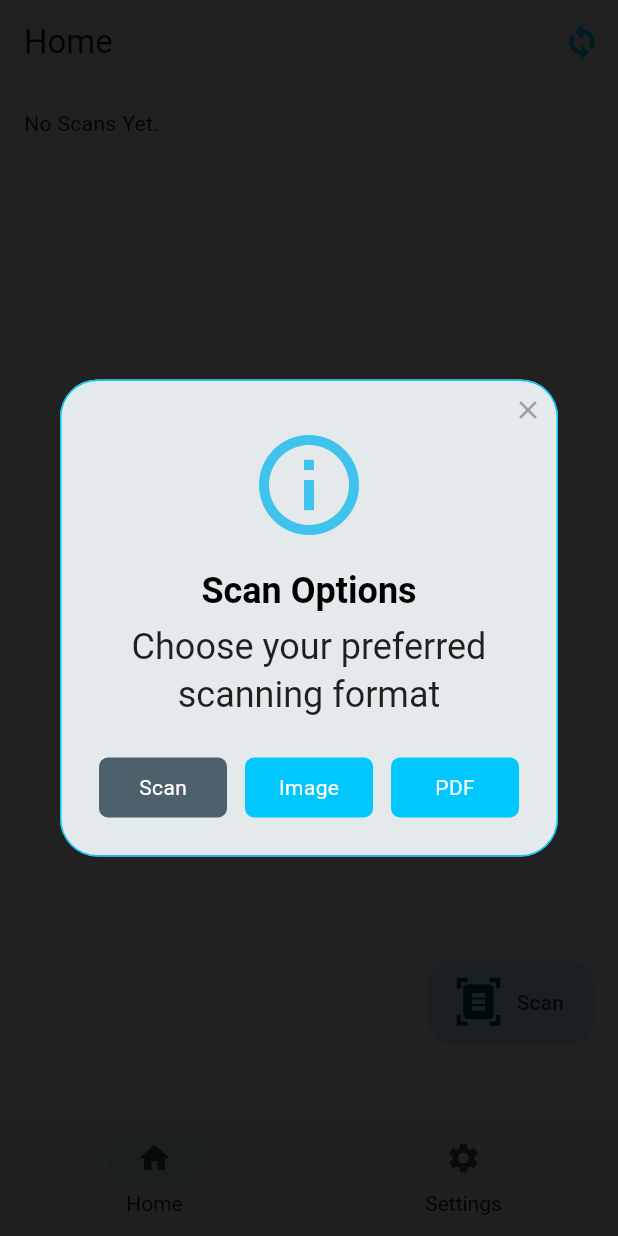
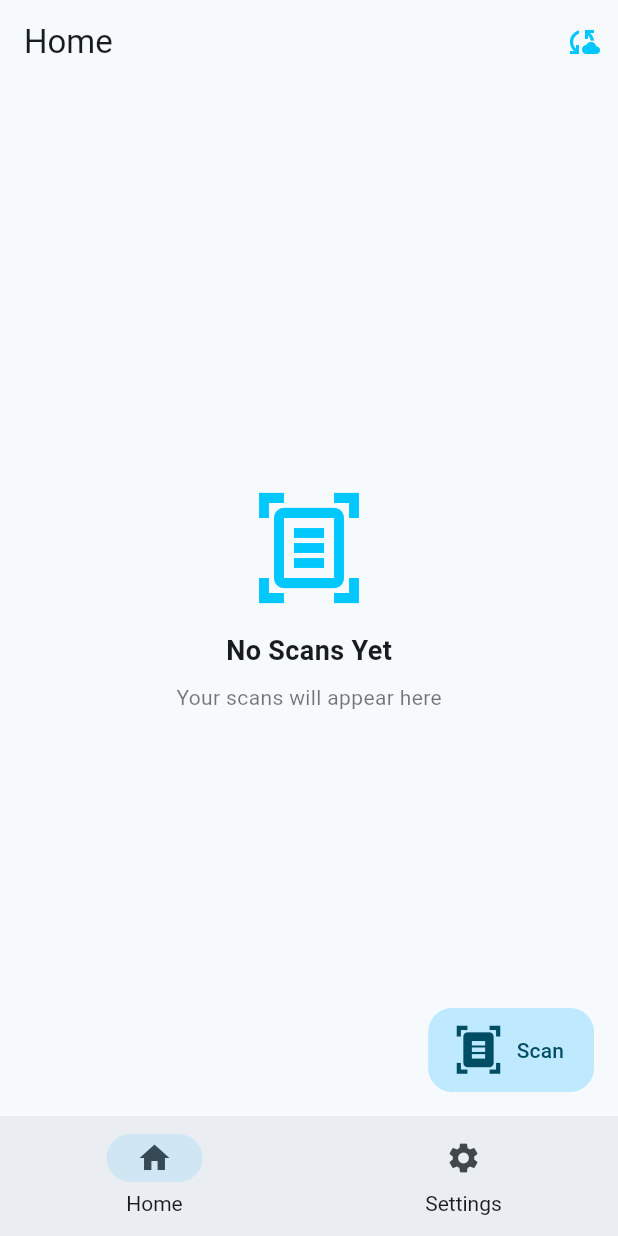
Before and after one commit to KaungZinLin/SuperScan, a Flutter app: the screen it shows after launch, after a tap on "Scan", on a phone screen of 412 x 824 dp. Run offline on Flutter 3.47's test engine with Material 3 defaults, Android fonts, the phone set to English and light mode, and no system bars; drawn by our look-alikes of rflutter_alert; our stand-ins replace flutter_spinkit; missing offline and left inert: flutter_doc_scanner; statements that could not run were skipped.

Commit message:
Add the ability to save scanned documents to local storage Add the ability to view saved scans Add temporary settings page Remove the FAB completely on desktop Remove the scanning is mobile-only warning

```diff
--- /dev/null
+++ b/lib/components/scan_storage.dart
@@ -0,0 +1,28 @@
+import 'dart:io';
+import 'package:path_provider/path_provider.dart';
+
+class ScanStorage {
+  /// Creates a new scan folder and copies images into it
+  static Future<Directory> saveScanImages(List<String> imageUris) async {
+    final appDir = await getApplicationDocumentsDirectory();
+    final scansDir = Directory('${appDir.path}/scans');
+
+    if (!await scansDir.exists()) {
+      await scansDir.create(recursive: true);
+    }
+
+    final scanDir = Directory(
+      '${scansDir.path}/scan_${DateTime.now().millisecondsSinceEpoch}',
+    );
+
+    await scanDir.create();
+
+    for (int i = 0; i < imageUris.length; i++) {
+      final source = File(imageUris[i]);
+      final target = File('${scanDir.path}/page_${i + 1}.jpg');
+      await source.copy(target.path);
+    }
+
+    return scanDir;
+  }
+}
--- a/lib/main.dart
+++ b/lib/main.dart
@@ -4,7 +4,7 @@ import 'constants.dart';
 
 import 'package:super_scan/components/launch_controller.dart';
 
-import 'package:super_scan/widgets/adaptive_rail.dart';
+import 'package:super_scan/widgets/adaptive_navigation_rail.dart';
 import 'package:super_scan/widgets/adaptive_navigation_bar.dart';
 import 'package:super_scan/components/navigation_destinations.dart';
 
--- a/lib/screens/home_screen.dart
+++ b/lib/screens/home_screen.dart
@@ -2,11 +2,14 @@ import 'package:flutter/material.dart';
 import 'package:flutter/services.dart';
 import 'package:flutter_doc_scanner/flutter_doc_scanner.dart';
 import 'package:rflutter_alert/rflutter_alert.dart';
-import 'dart:io' show Platform;
 import 'package:flutter/foundation.dart';
 import 'package:super_scan/components/platform_helper.dart';
 import 'package:super_scan/constants.dart';
-
+import 'dart:io';
+import 'package:super_scan/components/scan_storage.dart';
+import 'package:path_provider/path_provider.dart';
+import 'package:super_scan/widgets/no_scans_widgets.dart';
+import 'scan_viewer_screen.dart';
 
 class HomeScreen extends StatefulWidget {
   static const String id = 'home_screen';
@@ -18,144 +21,121 @@ class HomeScreen extends StatefulWidget {
 
 class _HomeScreenState extends State<HomeScreen> {
   dynamic _scannedDocuments;
+  List<Directory> _savedScans = [];
 
   /// Helper to handle the scanner calls and catch platform errors
   Future<void> _processScan(Future<dynamic> scanTask) async {
-    dynamic result;
     try {
-      result = await scanTask ?? 'No documents returned';
-    } on PlatformException {
-      result = 'Failed to get scanned documents.';
+      final result = await scanTask;
+
+      List<String> images = [];
+
+      if (result is Map) {
+        if (result['images'] != null) {
+          images = List<String>.from(result['images']);
+        } else if (result['Uri'] != null) {
+          // iOS legacy keys
+          images = List<String>.from(result['Uri']);
+        }
+      } else if (result is List) {
+        // Some iOS versions return List<String>
+        images = List<String>.from(result);
+      }
+
+      if (images.isEmpty) {
+        if (!mounted) return;
+        setState(() {
+          _scannedDocuments = 'No images returned.';
+        });
+        return;
+      }
+
+      final scanDir = await ScanStorage.saveScanImages(images);
+
+      if (!mounted) return;
+      setState(() {
+        _scannedDocuments = 'Scan saved to:\n${scanDir.path}';
+      });
+    } on PlatformException catch (e) {
+      debugPrint('Scan error: $e');
+      if (!mounted) return;
+      setState(() {
+        _scannedDocuments = 'Failed to scan document.';
+      });
     }
 
-    if (!mounted) return;
+    await _loadSavedScans();
+  }
+
+  Future<void> _loadSavedScans() async {
+    final dir = await getApplicationDocumentsDirectory();
+    final scansDir = Directory('${dir.path}/scans');
+
+    if (!await scansDir.exists()) {
+      setState(() {
+        _savedScans = [];
+      });
+      return;
+    }
+
+    final scanFolders = scansDir
+        .listSync()
+        .whereType<Directory>()
+        .toList();
+
+    // Sort newest first
+    scanFolders.sort(
+          (a, b) => b.path.compareTo(a.path),
+    );
+
     setState(() {
-      _scannedDocuments = result;
+      _savedScans = scanFolders;
     });
+  }
+
+  void _openScanViewer(Directory scanDir) {
+    Navigator.push(
+      context,
+      MaterialPageRoute(
+        builder: (_) => ScanViewerScreen(scanDir: scanDir),
+      ),
+    );
+  }
+
+  @override
+  void initState() {
+    super.initState();
+    _loadSavedScans();
   }
 
   @override
   Widget build(BuildContext context) {
     return Scaffold(
-      floatingActionButton: FloatingActionButton.extended(
+      // Completely removed FAB on desktop
+      floatingActionButton: PlatformHelper.isDesktop ? null :
+      FloatingActionButton.extended(
         // Removed elevation from floating action button
         elevation: 0.0,
         icon: Icon(Icons.document_scanner, size: 35.0),
         label: Text('Scan'),
         onPressed: () {
-          // Added desktop check and prevented users from scanning if they're on desktop
-          if (PlatformHelper.isDesktop) {
-            Alert(
-              context: context,
-              type: AlertType.warning,
-              title: 'Scanning Not Available',
-              desc: 'Scanning documents is not available on desktop versions of SuperScan',
-              style: AlertStyle(
-              isCloseButton: true,
-              isOverlayTapDismiss: true,
-              alertBorder: RoundedRectangleBorder(
-                borderRadius: BorderRadius.circular(25.0),
-                side: BorderSide(
-                  color: kAccentColor,
-                ),
-              ),
-              // Fix the Title Color
-              titleStyle: TextStyle(
-                // 2. Explicitly toggle color based on brightness
-                color: Theme.of(context).brightness == Brightness.dark
-                    ? Colors.white
-                    : Colors.black,
-                fontWeight: FontWeight.bold,
-              ),
-              descStyle: TextStyle(
-                color: Theme.of(context).brightness == Brightness.dark
-                    ? Colors.white70
-                    : Colors.black87,
-              ),
-            ),
-              buttons: [
-                DialogButton(
-                  color: kAccentColor,
-                  onPressed: () {
-                    Navigator.pop(context);
-                  },
-                  child: const Text('OK', style: TextStyle(color: Colors.white)),
-                ),
-              ],
-            ).show();
-          } else {
-            Alert(
-              context: context,
-              type: AlertType.info,
-              title: 'Scan Options',
-              desc: 'Choose your preferred scanning format',
-              // Set custom broder radius and color
-              style: AlertStyle(
-                isCloseButton: true,
-                isOverlayTapDismiss: true,
-                alertBorder: RoundedRectangleBorder(
-                  borderRadius: BorderRadius.circular(25.0),
-                  side: BorderSide(
-                    color: kAccentColor,
-                  ),
-                ),
-                // Fix the Title Color
-                titleStyle: TextStyle(
-                  // 2. Explicitly toggle color based on brightness
-                  color: Theme.of(context).brightness == Brightness.dark
-                      ? Colors.white
-                      : Colors.black,
-                  fontWeight: FontWeight.bold,
-                ),
-                descStyle: TextStyle(
-                  color: Theme.of(context).brightness == Brightness.dark
-                      ? Colors.white70
-                      : Colors.black87,
-                ),
-              ),
-              // Removed URI scanning and default "Image" scanning
-              buttons: [
-                // Re-added the default scanning option for testing and to implement storage-saving and Google Drive sync
-                DialogButton(
-                  onPressed: () {
-                    Navigator.pop(context);
-                    _processScan(FlutterDocScanner().getScanDocuments(page: 4));
-                  },
-                  child: const Text('Scan', style: TextStyle(color: Colors.white)),
-                ),
-                DialogButton(
-                  color: kAccentColor,
-                  onPressed: () {
-                    Navigator.pop(context);
-                    _processScan(FlutterDocScanner().getScannedDocumentAsImages(page: 4));
-                  },
-                  child: const Text('Image', style: TextStyle(color: Colors.white)),
-                ),
-                DialogButton(
-                  color: kAccentColor,
-                  onPressed: () {
-                    Navigator.pop(context);
-                    _processScan(FlutterDocScanner().getScannedDocumentAsPdf(page: 4));
-                  },
-                  child: const Text('PDF', style: TextStyle(color: Colors.white)),
-                ),
-              ],
-            ).show();
-          }
+          _processScan(FlutterDocScanner().getScannedDocumentAsImages(
+              page: 4));
         },
       ),
       // Changed appBar name to Sync on desktop
       appBar: AppBar(
-        title: Text(PlatformHelper.isDesktop ? 'Sync' : 'Home'),
+          title: Text(PlatformHelper.isDesktop ? 'Sync' : 'Home'),
           // Added sync button and marked as Work In Progress
           actions: <Widget>[
             IconButton(
-              icon: Icon(Icons.sync, color: kAccentColor, fontWeight: FontWeight.w900,),
+              icon: Icon(
+                Icons.cloud_sync, color: kAccentColor,),
               onPressed: () {
                 Alert(
                   context: context,
                   type: AlertType.warning,
-                  title: 'Work in Progress',
+                  title: 'Coming soon...',
                   desc: 'SuperScan does not support Sync yet',
                   style: AlertStyle(
                     isCloseButton: true,
@@ -169,13 +149,17 @@ class _HomeScreenState extends State<HomeScreen> {
                     // Fix the Title Color
                     titleStyle: TextStyle(
                       // 2. Explicitly toggle color based on brightness
-                      color: Theme.of(context).brightness == Brightness.dark
+                      color: Theme
+                          .of(context)
+                          .brightness == Brightness.dark
                           ? Colors.white
                           : Colors.black,
                       fontWeight: FontWeight.bold,
                     ),
                     descStyle: TextStyle(
-                      color: Theme.of(context).brightness == Brightness.dark
+                      color: Theme
+                          .of(context)
+                          .brightness == Brightness.dark
                           ? Colors.white70
                           : Colors.black87,
                     ),
@@ -186,7 +170,8 @@ class _HomeScreenState extends State<HomeScreen> {
                       onPressed: () {
                         Navigator.pop(context);
                       },
-                      child: const Text('OK', style: TextStyle(color: Colors.white)),
+                      child: const Text('OK', style: TextStyle(color: Colors
+                          .white)),
                     ),
                   ],
                 ).show();
@@ -195,45 +180,38 @@ class _HomeScreenState extends State<HomeScreen> {
           ]
       ),
 
-      body: SafeArea(
-        child: Column(
-          children: [
-            SingleChildScrollView(
-              padding: EdgeInsets.all(16.0),
-              child: Column(
-                mainAxisAlignment: MainAxisAlignment.center,
-                children: [
-                  // Different "no scans" text for different platforms
-                  _scannedDocuments != null
-                      ? Text(_scannedDocuments.toString())
-                      : Text(PlatformHelper.isDesktop ? 'No Synced Scans Yet.' : 'No Scans Yet.'),
-                ],
-              ),
-            ),
-          ],
-        ),
-      ),
-      bottomNavigationBar: SafeArea(
-        child: Padding(
-          padding: const EdgeInsets.all(16.0),
-          child: Column(
-            mainAxisSize: MainAxisSize.min,
-            crossAxisAlignment: CrossAxisAlignment.stretch,
-            children: [
+        body: SafeArea(
+          child: _savedScans.isEmpty
+              ? EmptyScansPlaceholder()
+              : ListView.builder(
+            padding: const EdgeInsets.all(16),
+            itemCount: _savedScans.length,
+            itemBuilder: (context, index) {
+              final scanDir = _savedScans[index];
 
-            ],
+              final pages = scanDir
+                  .listSync()
+                  .whereType<File>()
+                  .where((f) => f.path.endsWith('.jpg'))
+                  .length;
+
+              return Card(
+                margin: const EdgeInsets.only(bottom: 12),
+                shape: RoundedRectangleBorder(
+                  borderRadius: BorderRadius.circular(16),
+                ),
+                child: ListTile(
+                  leading: const Icon(Icons.document_scanner),
+                  title: Text('Scan ${index + 1}'),
+                  subtitle: Text('$pages page(s)'),
+                  onTap: () {
+                    _openScanViewer(scanDir);
+                  },
+                ),
+              );
+            },
           ),
         ),
-      ),
     );
   }
 }
-
-// Removed URI Scanning Option as it is Android-only
-// DialogButton(
-//   onPressed: () {
-//     Navigator.pop(context);
-//     _processScan(FlutterDocScanner().getScanDocumentsUri(page: 4));
-//   },
-//   child: const Text('URI', style: TextStyle(color: Colors.white)),
-// )
--- /dev/null
+++ b/lib/screens/scan_viewer_screen.dart
@@ -0,0 +1,44 @@
+import 'dart:io';
+import 'package:flutter/material.dart';
+
+
+class ScanViewerScreen extends StatelessWidget {
+  final Directory scanDir;
+
+  const ScanViewerScreen({
+    super.key,
+    required this.scanDir,
+  });
+
+  @override
+  Widget build(BuildContext context) {
+    final images = scanDir
+        .listSync()
+        .whereType<File>()
+        .where((f) => f.path.endsWith('.jpg'))
+        .toList()
+      ..sort((a, b) => a.path.compareTo(b.path));
+
+    return Scaffold(
+      appBar: AppBar(
+        title: const Text('Scan'),
+      ),
+      body: ListView.builder(
+        padding: const EdgeInsets.all(16),
+        itemCount: images.length,
+        itemBuilder: (context, index) {
+          return Padding(
+            padding: const EdgeInsets.only(bottom: 12),
+            child: ClipRRect(
+              borderRadius: BorderRadius.circular(12),
+              child: Image.file(
+                images[index],
+                fit: BoxFit.contain,
+              ),
+            ),
+          );
+        },
+      ),
+    );
+  }
+}
--- a/lib/screens/settings_screen.dart
+++ b/lib/screens/settings_screen.dart
@@ -6,17 +6,112 @@ class SettingsScreen extends StatelessWidget {
 
   @override
   Widget build(BuildContext context) {
+    final color = Theme.of(context).colorScheme;
+
     return Scaffold(
+      appBar: AppBar(
+        title: const Text('Settings'),
+        centerTitle: true,
+      ),
+      body: ListView(
+        children: [
+          const SizedBox(height: 16),
 
-      appBar: AppBar(
-        title: Text('Settings'),
+          // Add temporary settings page to make the app feel more "complete."
+          _buildSectionHeader('Application'),
+          Padding(
+            padding: const EdgeInsets.symmetric(horizontal: 16, vertical: 8),
+            child: Container(
+              padding: const EdgeInsets.all(16),
+              decoration: BoxDecoration(
+                color: color.surfaceContainerHighest.withOpacity(0.3),
+                borderRadius: BorderRadius.circular(20),
+              ),
+              child: Row(
+                children: [
+                  ClipRRect(
+                    borderRadius: BorderRadius.circular(12),
+                    child: Image.asset(
+                      'assets/images/app_icon.png',
+                      width: 60,
+                      height: 60,
+                      fit: BoxFit.cover,
+                    ),
+                  ),
+                  const SizedBox(width: 16),
+                  Column(
+                    crossAxisAlignment: CrossAxisAlignment.start,
+                    children: [
+                      const Text(
+                        'SuperScan (Work in Progress)',
+                        style: TextStyle(fontSize: 18, fontWeight: FontWeight.bold),
+                      ),
+                      Text(
+                        'Version 0.26.0.10',
+                        style: TextStyle(color: color.onSurfaceVariant, fontSize: 13),
+                      ),
+                    ],
+                  ),
+                ],
+              ),
+            ),
+          ),
+
+          const SizedBox(height: 16),
+
+          // --- ABOUT SECTION ---
+          _buildSectionHeader('About'),
+          ListTile(
+            leading: const Icon(Icons.person_outline),
+            title: const Text('Kaung Zin Lin'),
+            subtitle: const Text('Made with ❤️ by Kaung Zin Lin'),
+            trailing: const Icon(Icons.chevron_right),
+            onTap: () {},
+          ),
+          ListTile(
+            leading: const Icon(Icons.info_outline),
+            title: const Text('Terms of Service'),
+            trailing: const Icon(Icons.chevron_right),
+            onTap: () {},
+          ),
+          ListTile(
+            leading: const Icon(Icons.privacy_tip_outlined),
+            title: const Text('Privacy Policy'),
+            trailing: const Icon(Icons.chevron_right),
+            onTap: () {},
+          ),
+          ListTile(
+            leading: const Icon(Icons.favorite_border, color: Colors.redAccent),
+            title: const Text('Donate'),
+            onTap: () {},
+          ),
+
+          const SizedBox(height: 40),
+
+          // --- FOOTER ---
+          const Center(
+            child: Text(
+              '© Copyright 2026 Kaung Zin Lin',
+              style: TextStyle(color: Colors.grey, fontSize: 12),
+            ),
+          ),
+          const SizedBox(height: 20),
+        ],
       ),
-      body: SafeArea(
-          child: Column(
-            children: [
-              Text('Sync')
-            ],
-          ),
+    );
+  }
+
+  Widget _buildSectionHeader(String title) {
+    return Padding(
+      padding: const EdgeInsets.symmetric(horizontal: 16, vertical: 8),
+      child: Text(
+        title.toUpperCase(),
+        style: const TextStyle(
+          fontSize: 12,
+          fontWeight: FontWeight.bold,
+          color: Colors.blueAccent,
+          letterSpacing: 0.0,
+        ),
       ),
     );
   }
--- /dev/null
+++ b/lib/widgets/no_scans_widgets.dart
@@ -0,0 +1,41 @@
+import 'package:flutter/material.dart';
+import 'package:super_scan/components/platform_helper.dart';
+import 'package:super_scan/constants.dart';
+
+class EmptyScansPlaceholder extends StatelessWidget {
+  const EmptyScansPlaceholder({super.key});
+
+  @override
+  Widget build(BuildContext context) {
+    return Center(
+      child: Column(
+        mainAxisAlignment: MainAxisAlignment.center,
+        children: [
+          // Elegant Icon with subtle background
+          Icon(
+            PlatformHelper.isDesktop ? Icons.cloud_sync_outlined : Icons.document_scanner_outlined,
+            size: 80,
+            color: kAccentColor,
+          ),
+          const SizedBox(height: 16),
+          // Title
+          Text(
+            PlatformHelper.isDesktop ? 'No Synced Scans' : 'No Scans Yet',
+            style: const TextStyle(fontSize: 18, fontWeight: FontWeight.w600),
+          ),
+          const SizedBox(height: 8),
+          // Description
+          Opacity(
+            opacity: 0.6,
+            child: Text(
+              PlatformHelper.isDesktop
+                  ? 'Check your connection or sign in'
+                  : 'Your scans will appear here',
+              style: const TextStyle(fontSize: 14),
+            ),
+          ),
+        ],
+      ),
+    );
+  }
+}
--- a/pubspec.yaml
+++ b/pubspec.yaml
@@ -39,6 +39,7 @@ dependencies:
   modal_progress_hud_nsn: ^0.5.0
   permission_handler: ^12.0.1
   flutter_spinkit: ^5.2.2
+  path_provider: ^2.1.5
 
 dev_dependencies:
   flutter_test:
```
Also changed, not shown: lib/widgets/adaptive_navigation_rail.dart (renamed from lib/widgets/adaptive_rail.dart), pubspec.lock.
